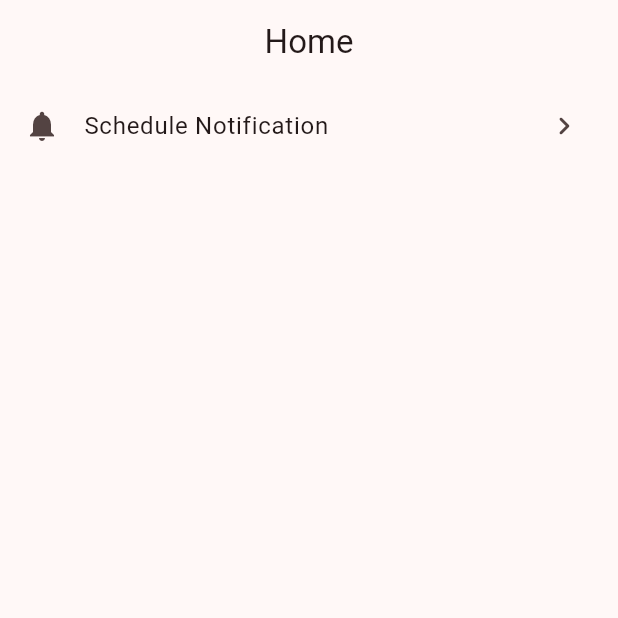
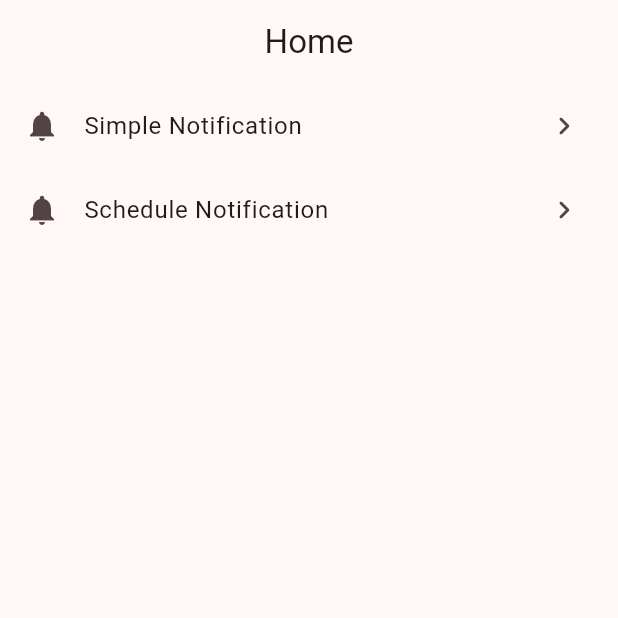
Before and after one commit to adlerbn/reminder-flutter, a Flutter app: the screen it shows after launch, on a phone screen of 412 x 824 dp, the top half of it. Run offline on Flutter 3.47's test engine with Material 3 defaults, Android fonts, the phone set to English and light mode, and no system bars; our stand-ins replace awesome_notifications, flutter_bloc, freezed_annotation, get_it, injectable, logger and 2 more; accounts and stored records are empty.

Commit message:
Implement simple_notification

```diff
--- a/lib/application/app.dart
+++ b/lib/application/app.dart
@@ -2,45 +2,25 @@ import 'package:awesome_notifications/awesome_notifications.dart';
 import 'package:flutter/material.dart';
 import 'package:flutter_bloc/flutter_bloc.dart';
 import 'package:reminder/core/injection/injection.dart';
-import 'package:reminder/core/services/notification_controller.dart';
 import 'package:reminder/pages/home/presentation/home_page.dart';
 import 'package:reminder/pages/schedule_notification/bloc/create/create_notification_bloc.dart';
 import 'package:reminder/pages/schedule_notification/bloc/manager/schedule_notification_bloc.dart';
 import 'package:reminder/pages/schedule_notification/presentation/create_schedule_notification_page.dart';
 import 'package:reminder/pages/schedule_notification/presentation/schedule_notification_page.dart';
+import 'package:reminder/pages/simple_notification/bloc/simple_notification_bloc.dart';
+import 'package:reminder/pages/simple_notification/presentation/simple_notification_page.dart';
 
-class App extends StatefulWidget {
+class App extends StatelessWidget {
   static final GlobalKey<NavigatorState> navigatorKey =
       GlobalKey<NavigatorState>();
 
   const App({super.key});
 
   @override
-  State<App> createState() => _AppState();
-}
-
-class _AppState extends State<App> {
-  @override
-  void initState() {
-    // Only after at least the action method is set, the notification events are delivered
-    AwesomeNotifications().setListeners(
-      onActionReceivedMethod: NotificationController.onActionReceivedMethod,
-      onNotificationCreatedMethod:
-          NotificationController.onNotificationCreatedMethod,
-      onNotificationDisplayedMethod:
-          NotificationController.onNotificationDisplayedMethod,
-      onDismissActionReceivedMethod:
-          NotificationController.onDismissActionReceivedMethod,
-    );
-
-    super.initState();
-  }
-
-  @override
   Widget build(BuildContext context) {
     return MaterialApp(
       // The navigator key is necessary to allow to navigate through static methods
-      navigatorKey: App.navigatorKey,
+      navigatorKey: navigatorKey,
       theme: ThemeData(
         useMaterial3: true,
         colorSchemeSeed: Colors.redAccent,
@@ -56,6 +36,16 @@ class _AppState extends State<App> {
           case '/':
             return MaterialPageRoute(builder: (context) => const HomePage());
 
+          case '/simple-notification-page':
+            return MaterialPageRoute(builder: (context) {
+              final receivedAction = settings.arguments as ReceivedAction?;
+
+              return BlocProvider(
+                create: (context) => locator<SimpleNotificationBloc>(),
+                child: SimpleNotificationPage(receivedAction: receivedAction),
+              );
+            });
+
           case '/schedule-notification-page':
             return MaterialPageRoute(builder: (context) {
               final receivedAction = settings.arguments as ReceivedAction?;
@@ -63,7 +53,7 @@ class _AppState extends State<App> {
               return BlocProvider(
                 create: (context) => locator<ScheduleNotificationBloc>()
                   ..add(ScheduleNotificationEvent.fetch()),
-                child: NotificationPage(receivedAction: receivedAction),
+                child: ScheduleNotificationPage(receivedAction: receivedAction),
               );
             });
 
--- a/lib/pages/home/presentation/home_page.dart
+++ b/lib/pages/home/presentation/home_page.dart
@@ -12,13 +12,23 @@ class HomePage extends StatelessWidget {
       ),
       body: ListView(
         children: [
-          _notificationPage(context),
+          _simpleNotificationPage(context),
+          _scheduleNotificationPage(context),
         ],
       ),
     );
   }
 
-  Widget _notificationPage(BuildContext context) {
+  Widget _simpleNotificationPage(BuildContext context) {
+    return ListTile(
+      onTap: () => Navigator.of(context).pushNamed('/simple-notification-page'),
+      title: const Text("Simple Notification"),
+      leading: const Icon(Icons.notifications),
+      trailing: const Icon(Icons.chevron_right_rounded),
+    );
+  }
+
+  Widget _scheduleNotificationPage(BuildContext context) {
     return ListTile(
       onTap: () =>
           Navigator.of(context).pushNamed('/schedule-notification-page'),
--- a/lib/pages/schedule_notification/presentation/schedule_notification_page.dart
+++ b/lib/pages/schedule_notification/presentation/schedule_notification_page.dart
@@ -7,10 +7,10 @@ import 'package:reminder/pages/schedule_notification/bloc/manager/schedule_notif
 import 'package:reminder/pages/schedule_notification/widgets/schedule_notification_item.dart';
 import 'package:visibility_detector/visibility_detector.dart';
 
-class NotificationPage extends StatelessWidget {
+class ScheduleNotificationPage extends StatelessWidget {
   final ReceivedAction? receivedAction;
 
-  const NotificationPage({
+  const ScheduleNotificationPage({
     super.key,
     this.receivedAction,
   });
--- /dev/null
+++ b/lib/pages/simple_notification/bloc/simple_notification_bloc.dart
@@ -0,0 +1,57 @@
+import 'dart:async';
+
+import 'package:awesome_notifications/awesome_notifications.dart';
+import 'package:flutter_bloc/flutter_bloc.dart';
+import 'package:freezed_annotation/freezed_annotation.dart';
+import 'package:injectable/injectable.dart';
+import 'package:reminder/core/log/logger.dart';
+import 'package:reminder/core/services/notification_manager.dart';
+import 'package:reminder/core/services/notification_service.dart';
+
+part 'simple_notification_bloc.freezed.dart';
+part 'simple_notification_event.dart';
+part 'simple_notification_state.dart';
+
+@injectable
+class SimpleNotificationBloc
+    extends Bloc<SimpleNotificationEvent, SimpleNotificationState> {
+  final NotificationManager manager;
+  final NotificationService service;
+
+  SimpleNotificationBloc(
+    this.manager,
+    this.service,
+  ) : super(SimpleNotificationState()) {
+    on<ShowNow>(_showNowEvent);
+  }
+
+  FutureOr _showNowEvent(
+    ShowNow event,
+    Emitter<SimpleNotificationState> emit,
+  ) async {
+    await manager.requestPermission();
+
+    await manager.show(
+        title: 'Simple notification',
+        body: 'This is body',
+        actionButtons: [
+          NotificationActionButton(
+            key: '1',
+            label: 'Move to home',
+            actionType: ActionType.KeepOnTop,
+          ),
+        ]).then(
+      (_) {
+        logger.i('Simple notification created');
+      },
+    ).onError(
+      (error, stackTrace) {
+        logger.e(
+          'Show notification failed',
+          error: error,
+          stackTrace: stackTrace,
+        );
+      },
+    );
+  }
+}
--- /dev/null
+++ b/lib/pages/simple_notification/bloc/simple_notification_event.dart
@@ -0,0 +1,6 @@
+part of 'simple_notification_bloc.dart';
+
+@freezed
+class SimpleNotificationEvent with _$SimpleNotificationEvent {
+  factory SimpleNotificationEvent.showNow() = ShowNow;
+}
--- /dev/null
+++ b/lib/pages/simple_notification/bloc/simple_notification_state.dart
@@ -0,0 +1,6 @@
+part of 'simple_notification_bloc.dart';
+
+@freezed
+class SimpleNotificationState with _$SimpleNotificationState {
+  factory SimpleNotificationState() = _SimpleNotificationState;
+}
```
Also changed, not shown: lib/core/services/notification_controller.dart (+6 -8 lines), lib/core/services/notification_manager.dart (+45 -0 lines), lib/pages/simple_notification/presentation/simple_notification_page.dart (added, +49 -0 lines), lib/core/injection/injection.config.dart, lib/pages/simple_notification/bloc/simple_notification_bloc.freezed.dart (added).
